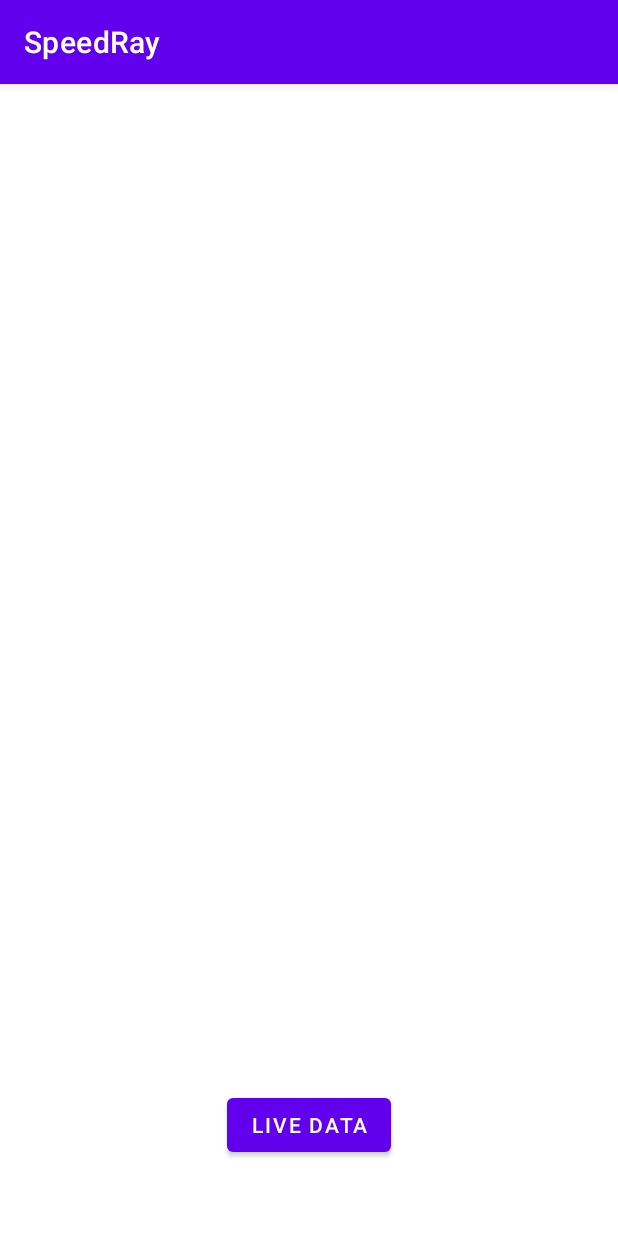
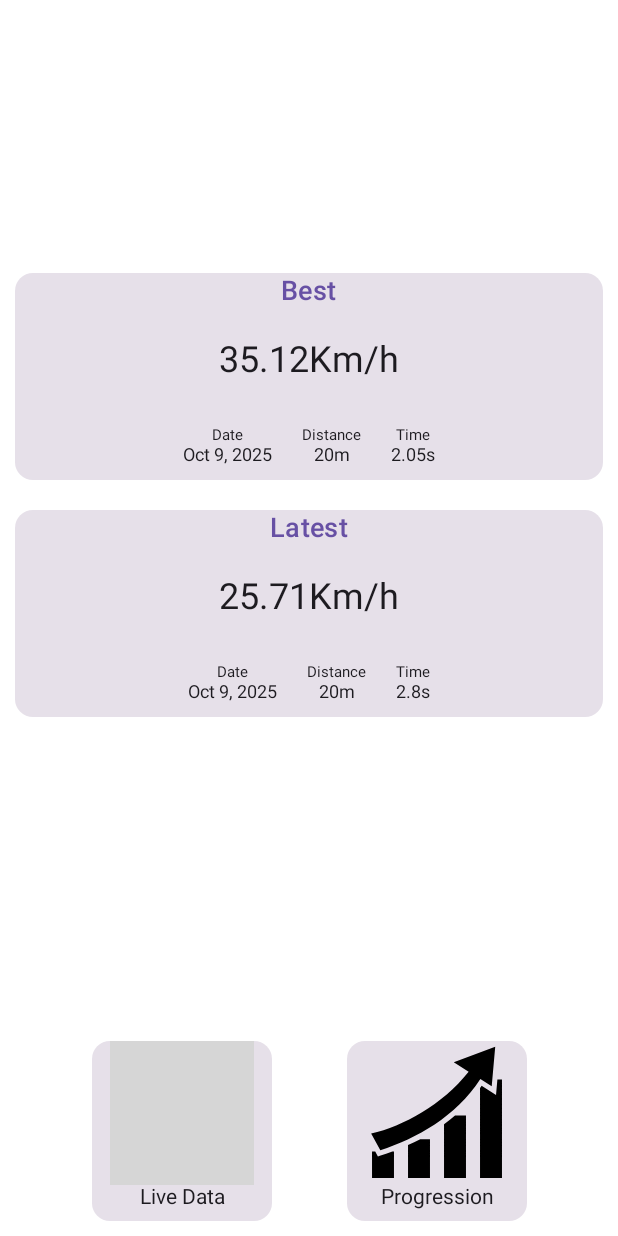
Before and after one commit to FIRMach16/Laser-Gates-project, an Android app built with Jetpack Compose: the ProgressionActivity screen opened directly, with no data from a screen before it, on a phone screen of 412 x 824 dp. Run offline under Robolectric (Android 15) with nearby library versions, the phone set to English and light mode, and no system bars; grey boxes are pictures that could not be loaded.

Commit message:
Progression UI with Compose , Next: db interaction

```diff
--- a/Task3/AndroidApp/app/build.gradle.kts
+++ b/Task3/AndroidApp/app/build.gradle.kts
@@ -2,6 +2,7 @@ plugins {
     alias(libs.plugins.android.application)
     alias(libs.plugins.kotlin.android)
     alias(libs.plugins.ksp)
+    alias(libs.plugins.compose.compiler)
     kotlin("plugin.serialization") version "2.2.20"
 }
 
@@ -37,6 +38,7 @@ android {
     }
     buildFeatures{
         dataBinding =true
+        compose = true
     }
 }
 
@@ -87,4 +89,14 @@ dependencies {
     implementation("androidx.lifecycle:lifecycle-common-java8:2.2.0")
     implementation("androidx.lifecycle:lifecycle-viewmodel-ktx:2.2.0")
 
+    val composeBom = platform("androidx.compose:compose-bom:2025.09.01")
+    implementation(composeBom)
+    androidTestImplementation(composeBom)
+    implementation("androidx.compose.material3:material3")
+    implementation("androidx.compose.ui:ui-tooling-preview")
+    debugImplementation("androidx.compose.ui:ui-tooling")
+    androidTestImplementation("androidx.compose.ui:ui-test-junit4")
+    debugImplementation("androidx.compose.ui:ui-test-manifest")
+    implementation("androidx.activity:activity-compose:1.11.0")
+
 }
--- a/Task3/AndroidApp/app/src/main/java/com/example/speedray/MainActivity.kt
+++ b/Task3/AndroidApp/app/src/main/java/com/example/speedray/MainActivity.kt
@@ -190,6 +190,8 @@ class MainActivity : AppCompatActivity(){
     fun onClickOfSwitchToProgression(view: View?) {
         val intent = Intent(this, ProgressionActivity::class.java)
         startActivity(intent)
+        //TODO : replace deprecated overridePendingTransition(int,int) by  overrideActivityTransition(int, int, int)
+        // note : overrideActivityTransition needs API > 34 current min 31
         overridePendingTransition(R.anim.slide_in_right, R.anim.slide_out_left)
     }
 
--- a/Task3/AndroidApp/app/src/main/java/com/example/speedray/ProgressionActivity.kt
+++ b/Task3/AndroidApp/app/src/main/java/com/example/speedray/ProgressionActivity.kt
@@ -1,29 +1,37 @@
 package com.example.speedray
 
+
 import android.content.Intent
+
 import android.os.Bundle
-import android.view.View
-import androidx.activity.enableEdgeToEdge
-import androidx.appcompat.app.AppCompatActivity
-import androidx.core.view.ViewCompat
-import androidx.core.view.WindowInsetsCompat
+import androidx.activity.ComponentActivity
+import androidx.activity.compose.setContent
 
-class ProgressionActivity : AppCompatActivity() {
+import com.example.speedray.ui.ProgressionActivityLayout
+import java.util.Date
+
+
+class ProgressionActivity : ComponentActivity() {
     override fun onCreate(savedInstanceState: Bundle?) {
         super.onCreate(savedInstanceState)
-        enableEdgeToEdge()
-        setContentView(R.layout.activity_progession)
-        ViewCompat.setOnApplyWindowInsetsListener(findViewById(R.id.main)) { v, insets ->
-            val systemBars = insets.getInsets(WindowInsetsCompat.Type.systemBars())
-            v.setPadding(systemBars.left, systemBars.top, systemBars.right, systemBars.bottom)
-            insets
+//        setContentView(R.layout.activity_progression)
+//        ViewCompat.setOnApplyWindowInsetsListener(findViewById(R.id.main)) { v, insets ->
+//            val systemBars = insets.getInsets(WindowInsetsCompat.Type.systemBars())
+//            v.setPadding(systemBars.left, systemBars.top, systemBars.right, systemBars.bottom)
+//            insets
+        setContent {
+            ProgressionActivityLayout({switchToLiveData()})
         }
-
+    }
+    fun switchToLiveData(){
+        val intent = Intent(this, MainActivity::class.java)
+        startActivity(intent)
+        overridePendingTransition(R.anim.slide_in_left, R.anim.slide_out_right)
 
     }
-    fun onClickReturnToLiveData(view: View?){
-        val intent= Intent(this, MainActivity::class.java)
-        startActivity(intent)
-        overridePendingTransition(R.anim.slide_in_left, R.anim.slide_out_right)
-    }
 }
+data class SprintPerfInfo(val description: String,
+                          val avgSpeed: Float,
+                          val dayOfPerf: Date,
+                          val distance: Int,
+                          val time: Float)
--- /dev/null
+++ b/Task3/AndroidApp/app/src/main/java/com/example/speedray/ui/ProgressionUi.kt
@@ -0,0 +1,180 @@
+package com.example.speedray.ui
+
+import android.icu.text.DateFormat
+import androidx.compose.foundation.Image
+import androidx.compose.foundation.clickable
+import androidx.compose.foundation.layout.Arrangement
+import androidx.compose.foundation.layout.Column
+import androidx.compose.foundation.layout.Row
+import androidx.compose.foundation.layout.Spacer
+import androidx.compose.foundation.layout.fillMaxHeight
+import androidx.compose.foundation.layout.fillMaxSize
+import androidx.compose.foundation.layout.fillMaxWidth
+import androidx.compose.foundation.layout.height
+import androidx.compose.foundation.layout.padding
+import androidx.compose.foundation.layout.size
+import androidx.compose.foundation.layout.width
+import androidx.compose.material3.Card
+import androidx.compose.material3.MaterialTheme
+import androidx.compose.material3.Text
+import androidx.compose.runtime.Composable
+import androidx.compose.ui.Alignment
+import androidx.compose.ui.Modifier
+import androidx.compose.ui.graphics.painter.Painter
+import androidx.compose.ui.layout.ContentScale
+import androidx.compose.ui.res.painterResource
+import androidx.compose.ui.tooling.preview.Preview
+import androidx.compose.ui.unit.dp
+import androidx.compose.ui.unit.sp
+import com.example.speedray.R
+import com.example.speedray.SprintPerfInfo
+import java.util.Date
+
+@Composable
+fun NavButtonContent(scale: ContentScale,
+                     image: Painter,
+                     text: String,
+                     transition:()-> Unit,
+                     clickable: Boolean){
+
+    Card{
+        Column (modifier = Modifier.size(120.dp)
+            .clickable(enabled = clickable,onClick = transition),
+            horizontalAlignment = Alignment.CenterHorizontally,){
+
+            Image(
+                modifier = Modifier.fillMaxSize(0.8f),
+                contentScale = scale,
+                painter = image,
+                contentDescription = text
+            )
+            Text(text=text)
+
+        }}
+}
+@Composable
+fun NavigationButtons(transition:()-> Unit,
+                      liveDataActive: Boolean,
+                      progressionActive: Boolean){
+
+
+    Row(
+        modifier = Modifier.fillMaxSize().padding(10.dp),
+        horizontalArrangement = Arrangement.Center,
+        verticalAlignment = Alignment.Bottom
+    ){
+        NavButtonContent(ContentScale.FillBounds,
+            painterResource(R.drawable.ic_timer),
+            "Live Data",
+            transition,liveDataActive
+        )
+        Spacer(modifier = Modifier.width(50.dp))
+        NavButtonContent(ContentScale.FillBounds,
+            painterResource(R.drawable.ic_progression),
+            "Progression",transition,progressionActive)
+
+    }
+
+}
+@Preview(showBackground = true)
+@Composable
+fun ProgressionActivityLayout(transition: () -> Unit = {print(1)}){
+    Column(modifier = Modifier.fillMaxSize()
+        , verticalArrangement = Arrangement.Center){
+        Column(modifier= Modifier.fillMaxHeight(0.8f),
+            verticalArrangement = Arrangement.Center) {
+            MessageCard(
+                SprintPerfInfo("Best", 35.12f, Date(), 20, 2.05f)
+            )
+            MessageCard(
+                SprintPerfInfo("Latest", 25.71f, Date(), 20, 2.80f)
+            )
+        }
+        NavigationButtons(transition = transition, liveDataActive = true, progressionActive = false)
+    }
+
+}
+
+//@Composable
+//fun ProgressionNavButtons(){
+//    val context = LocalContext.current
+//    val transitionToLiveData = {
+//        val intent = Intent(context, MainActivity::class.java)
+//    }
+//}
+
+@Composable
+fun MessageCard(perf: SprintPerfInfo){
+    val detailsSpacing = 20.dp
+    val descriptionFontSize =  18.sp
+    val avgSpeedFontSize = 24.sp
+    val detailsTitlesFontSize = 10.sp
+    val detailsValuesFontSize = 12.sp
+
+    Card(shape = MaterialTheme.shapes.medium, modifier =
+        Modifier.padding(10.dp)
+            .fillMaxWidth()) {
+        Column(modifier = Modifier.fillMaxWidth(), horizontalAlignment = Alignment.CenterHorizontally) {
+            Column(horizontalAlignment = Alignment.CenterHorizontally) {
+                Text(
+                    perf.description, fontSize = descriptionFontSize,
+                    style = MaterialTheme.typography.titleMedium,
+                    color = MaterialTheme.colorScheme.primary
+                )
+                Spacer(modifier = Modifier.height(20.dp))
+                Text(perf.avgSpeed.toString() + "Km/h", fontSize = avgSpeedFontSize)
+            }
+            Spacer(modifier = Modifier.height(20.dp))
+            Row(modifier = Modifier.padding(10.dp), horizontalArrangement = Arrangement.Center) {
+
+                Column(horizontalAlignment = Alignment.CenterHorizontally) {
+
+                    Text("Date", fontSize = detailsTitlesFontSize)
+                    Text(
+                        DateFormat.getDateInstance().format(perf.dayOfPerf),
+                        fontSize = detailsValuesFontSize
+                    )
+                }
+                Spacer(modifier = Modifier.width(detailsSpacing))
+                Column(horizontalAlignment = Alignment.CenterHorizontally) {
+
+                    Text("Distance", fontSize = detailsTitlesFontSize)
+                    Text(perf.distance.toString() + "m", fontSize = detailsValuesFontSize)
+                }
+                Spacer(modifier = Modifier.width(detailsSpacing))
+                Column(horizontalAlignment = Alignment.CenterHorizontally) {
+
+                    Text("Time", fontSize = detailsTitlesFontSize)
+                    Text(perf.time.toString() + "s", fontSize = detailsValuesFontSize)
+
+                }
+
+            }
+
+        }
+
+    }
+
+}
+
+
+
+//@Preview("Results Model", showBackground = true)
+//@Composable
+//fun PreviewMessageCard(){
+//    Column {
+//        MessageCard(
+//            SprintPerfInfo("Best", 35.12f, Date(), 20, 2.05f)
+//        )
+//        Spacer(modifier = Modifier.height(10.dp))
+//        MessageCard(
+//            SprintPerfInfo("Latest", 25.71f, Date(), 20, 2.80f)
+//        )
+//    }
+//}
+
+//@Preview("Buttons")
+//@Composable
+//fun PreviewButtons(){
+//    NavigationButtons({print("Hello")}, liveDataActive = true, progressionActive = false)
+//}
--- /dev/null
+++ b/Task3/AndroidApp/app/src/main/res/drawable/ic_progression.xml
@@ -0,0 +1,5 @@
+<vector xmlns:android="http://schemas.android.com/apk/res/android" android:height="24dp" android:viewportHeight="512" android:viewportWidth="512" android:width="24dp">
+
+    <path android:fillColor="#000000" android:pathData="M463,20.3L315.6,75.65 368.5,109C274,228 137.3,301.3 21.8,329.2l32.72,59.6C184.3,346.5 321.7,270.2 410.2,135.4l40.3,25.4L463,20.3zM470.7,137l-4.8,54.8 -51.3,-32.4c-1.8,2.7 -3.7,5.3 -5.6,8L409,487h78L487,137h-16.3zM320.1,265c-12.7,11 -25.8,21.4 -39.1,31.2L281,487h78L359,265h-38.9zM196.4,349c-14.4,7.6 -28.8,14.6 -43.4,21.2L153,487h78L231,349h-34.6zM25,393v94h78v-94h-5.68c-14.82,5.5 -29.63,10.6 -44.35,15.3l-7.06,2.2 -9.6,-17.5L25,393z"/>
+
+</vector>
--- a/Task3/AndroidApp/build.gradle.kts
+++ b/Task3/AndroidApp/build.gradle.kts
@@ -2,5 +2,5 @@
 plugins {
     alias(libs.plugins.android.application) apply false
     alias(libs.plugins.kotlin.android) apply false
-
+    alias(libs.plugins.compose.compiler) apply false
 }
--- a/Task3/AndroidApp/gradle/libs.versions.toml
+++ b/Task3/AndroidApp/gradle/libs.versions.toml
@@ -27,3 +27,4 @@ androidx-room-ktx = { group = "androidx.room", name = "room-ktx", version.ref =
 android-application = { id = "com.android.application", version.ref = "agp" }
 kotlin-android = { id = "org.jetbrains.kotlin.android", version.ref = "kotlin" }
 ksp = {id = "com.google.devtools.ksp",version.ref ="ksp"}
+compose-compiler = { id = "org.jetbrains.kotlin.plugin.compose", version.ref = "kotlin" }
```
